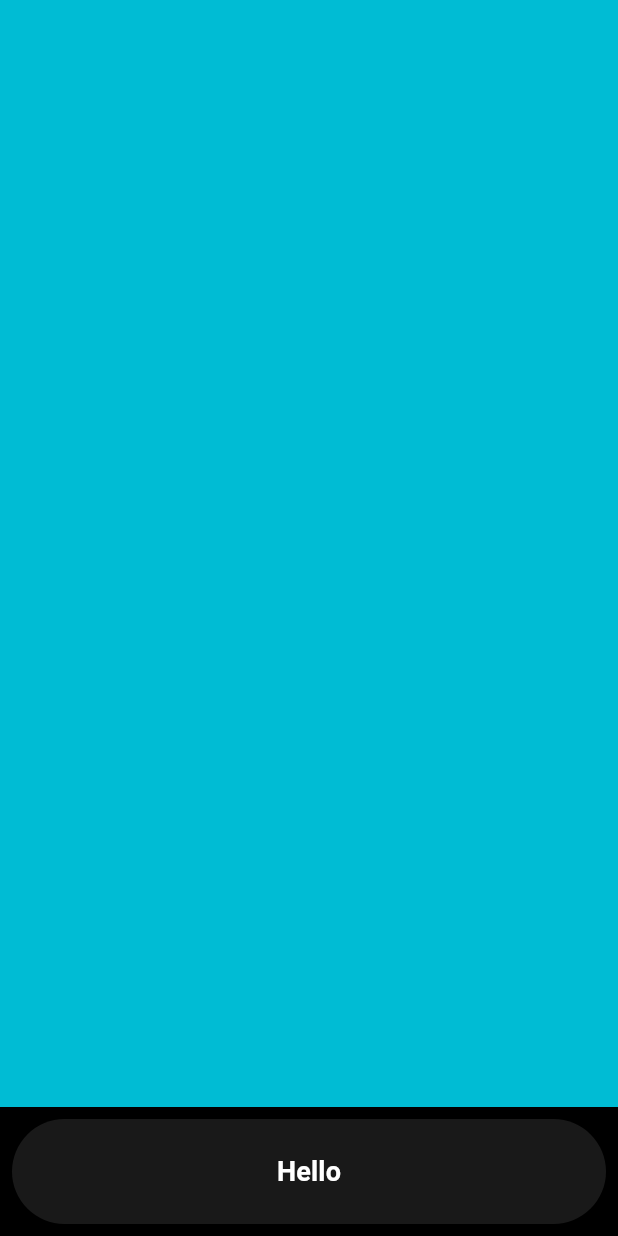
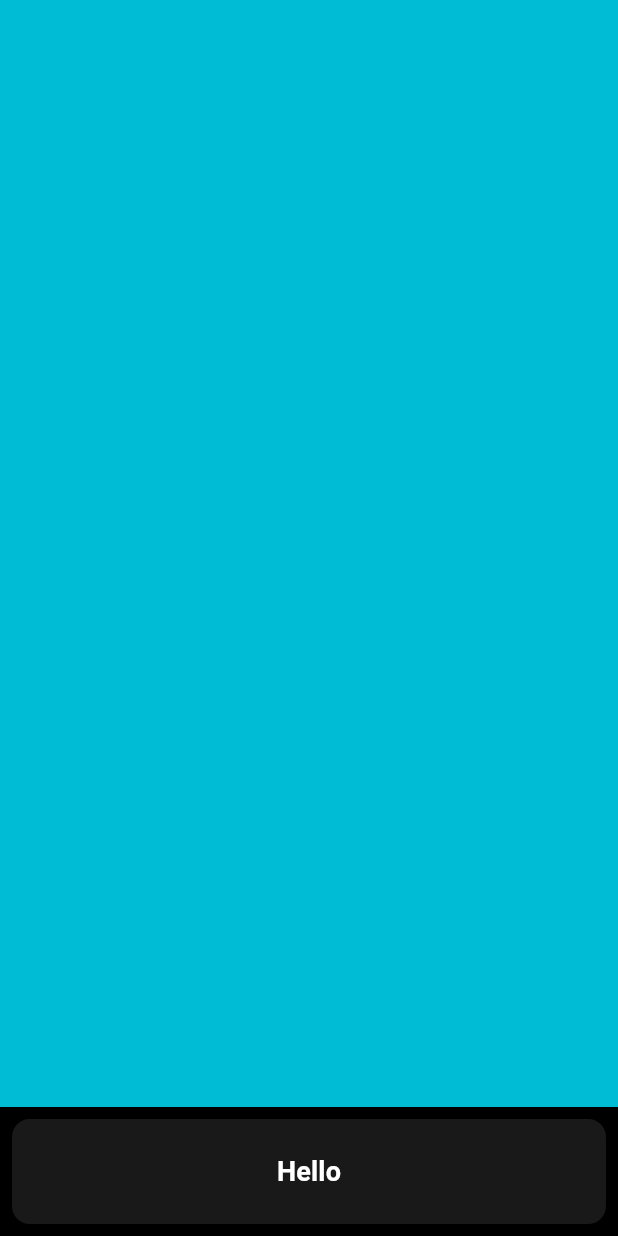
Before and after one commit to ArnabC27/calculator, a Flutter app: the screen it shows after launch, on a phone screen of 412 x 824 dp. Run offline on Flutter 3.47's test engine with Material 3 defaults, Android fonts, the phone set to English and light mode, and no system bars.

Commit message:
13.03.2024

```diff
--- a/lib/main.dart
+++ b/lib/main.dart
@@ -37,6 +37,9 @@ class _CalculatorAppState extends State<CalculatorApp> {
                     margin: EdgeInsets.all(8.0),
                     child: ElevatedButton(
                       style: ElevatedButton.styleFrom(
+                          shape: RoundedRectangleBorder(
+                            borderRadius: BorderRadius.circular(12.0),
+                          ),
                           padding: const EdgeInsets.all(22),
                           backgroundColor: buttonColor
                       ),
```
